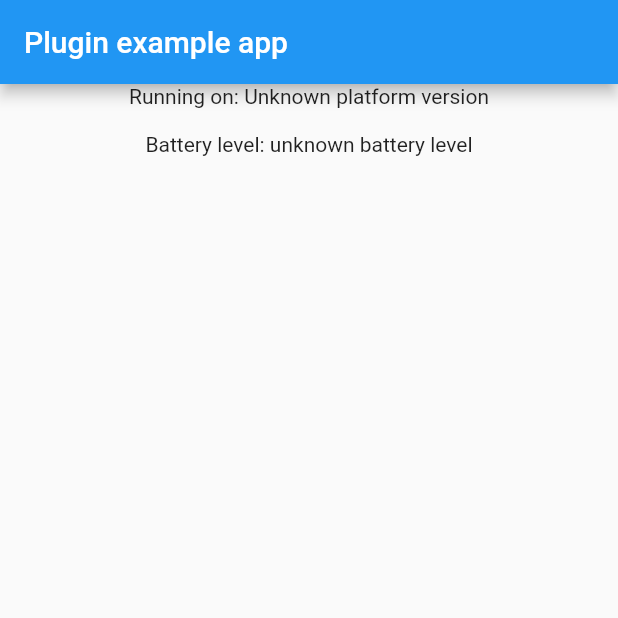
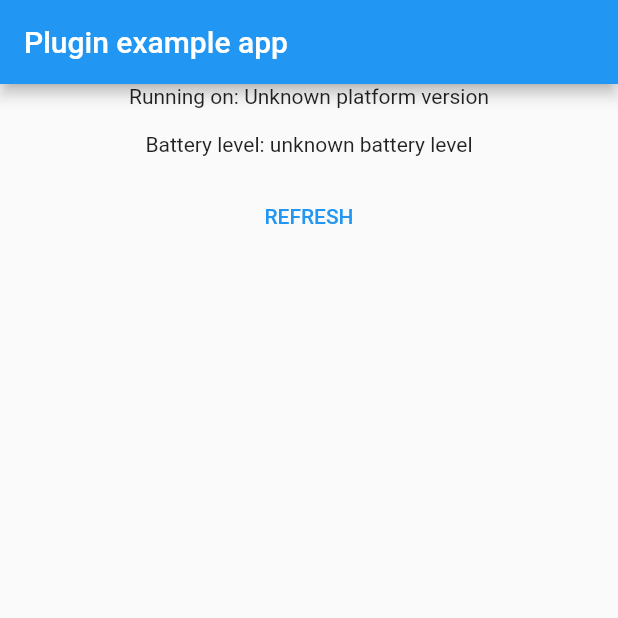
Before and after one commit to olbogdanov/Flutter-Training, a Flutter app: the screen it shows after launch, on a phone screen of 412 x 824 dp, the top half of it. Run offline on Flutter 3.47's test engine with Material 2 defaults, Android fonts, the phone set to English and light mode, and no system bars; our stand-ins replace badges, go_router; missing offline and left inert: dart:html.

Commit message:
add refresh button to refetch battery level

```diff
--- a/battery_level_plugin_starter/example/lib/main.dart
+++ b/battery_level_plugin_starter/example/lib/main.dart
@@ -68,6 +68,9 @@ class _MyAppState extends State<MyApp> {
             children: [
               Text('Running on: $_platformVersion\n'),
               Text('Battery level: $_batteryLevel\n'),
+              TextButton(
+                  onPressed: () => {initPlatformState()},
+                  child: const Text("REFRESH")),
             ],
           ),
         ),
```
